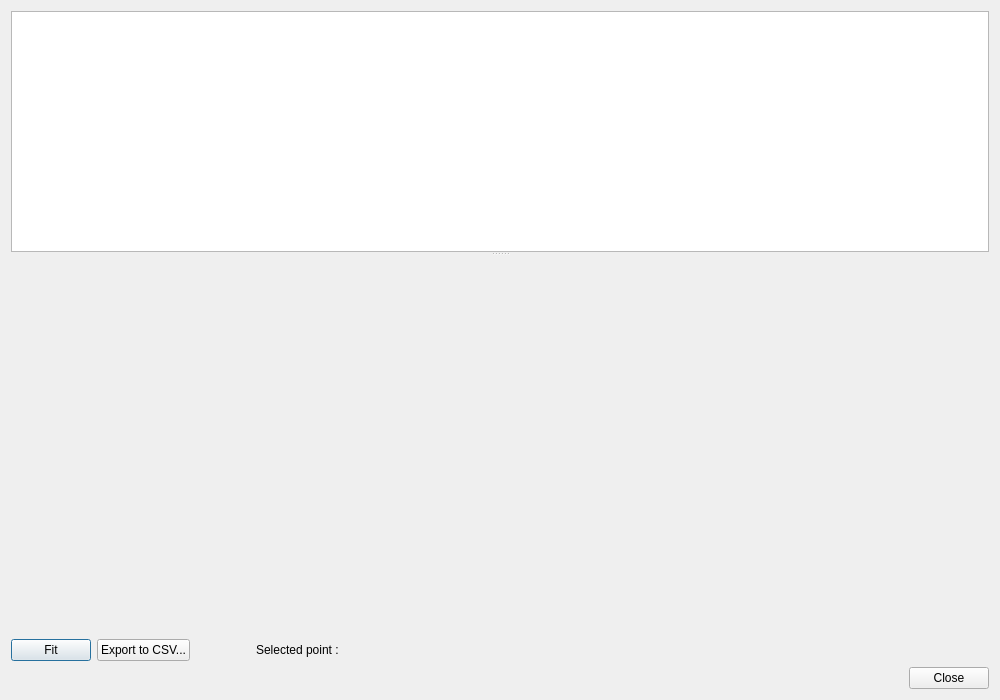
Qt form src/visualizeoccurrencesdialog.ui (redmoon1945/gbp) before a commit.
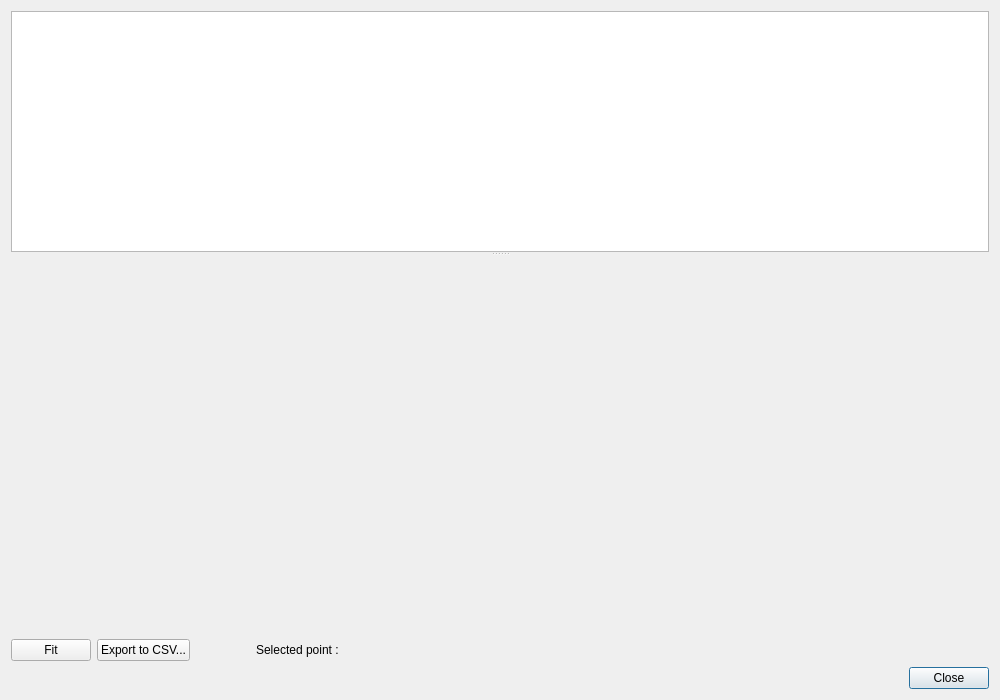
The same form after that commit.

Diff of the .ui file:
```diff
--- a/src/visualizeoccurrencesdialog.ui
+++ b/src/visualizeoccurrencesdialog.ui
@@ -44,6 +44,12 @@
        <property name="text">
         <string>Fit</string>
        </property>
+       <property name="autoDefault">
+        <bool>false</bool>
+       </property>
+       <property name="default">
+        <bool>false</bool>
+       </property>
       </widget>
      </item>
      <item>
@@ -111,6 +117,12 @@
        <property name="text">
         <string>Close</string>
        </property>
+       <property name="autoDefault">
+        <bool>false</bool>
+       </property>
+       <property name="default">
+        <bool>true</bool>
+       </property>
       </widget>
      </item>
     </layout>
```
Left out of the diff: 8 changed lines with no effect on the pictures.
